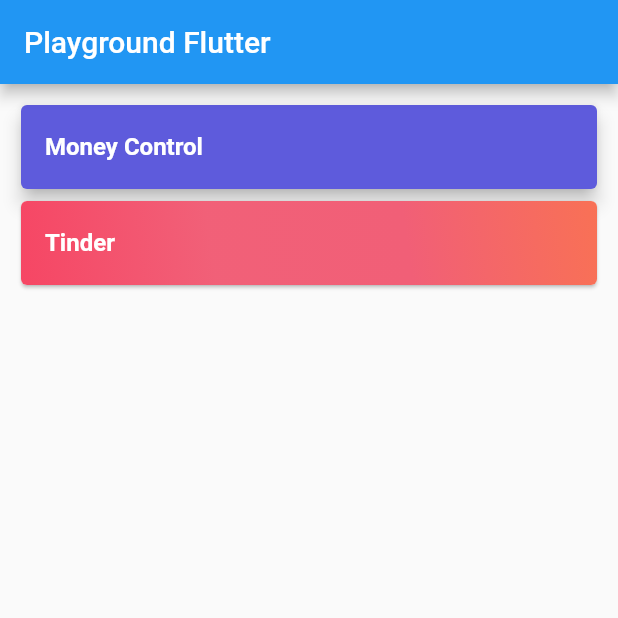
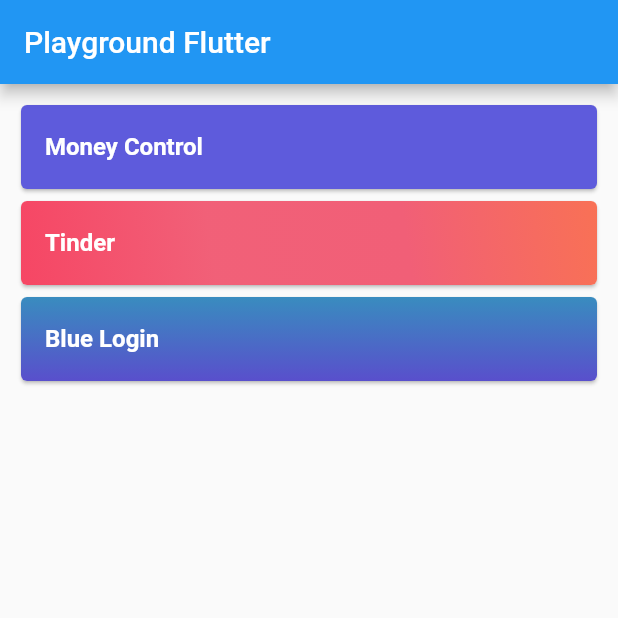
Before and after one commit to nilodornellas/masterclass-flutter, a Flutter app: the screen it shows after launch, on a phone screen of 412 x 824 dp, the top half of it. Run offline on Flutter 3.47's test engine with Material 2 defaults, Android fonts, the phone set to English and light mode, and no system bars; our stand-ins replace flutter_svg.

Commit message:
Estrutura arrumada

```diff
--- a/lib/home_page.dart
+++ /dev/null
@@ -1,63 +0,0 @@
-import 'package:flutter/material.dart';
-import 'package:flutter_playground/money_control.dart';
-import 'package:flutter_playground/tinder.dart';
-
-class HomePage extends StatelessWidget {
-  const HomePage({Key? key}) : super(key: key);
-  final LinearGradient gradient = const LinearGradient(
-    begin: Alignment.topRight,
-    end: Alignment.bottomLeft,
-    colors: [
-      Color.fromARGB(240, 248, 104, 75),
-      Color.fromARGB(255, 241, 95, 119),
-      Color.fromARGB(253, 241, 95, 119),
-      Color.fromARGB(255, 246, 70, 100),
-    ],
-  );
-
-  @override
-  Widget build(BuildContext context) {
-    return Scaffold(
-      appBar: AppBar(
-        title: const Text('Playground Flutter'),
-      ),
-      body: Padding(
-        padding: const EdgeInsets.all(10.0),
-        child: ListView(
-          children: [
-            Card(
-              color: const Color(0xFF5e5bdc),
-              elevation: 5,
-              child: ListTile(
-                title: const Text(
-                  'Money Control',
-                  style: TextStyle(
-                      color: Colors.white, fontWeight: FontWeight.bold),
-                ),
-                onTap: () => Navigator.of(context).push(
-                  MaterialPageRoute(builder: (context) => const MoneyControl()),
-                ),
-              ),
-            ),
-            Card(
-              child: Container(
-                decoration: BoxDecoration(
-                    gradient: gradient, borderRadius: BorderRadius.circular(4)),
-                child: ListTile(
-                  title: const Text(
-                    'Tinder',
-                    style: TextStyle(
-                        color: Colors.white, fontWeight: FontWeight.bold),
-                  ),
-                  onTap: () => Navigator.of(context).push(
-                    MaterialPageRoute(builder: (context) => const Tinder()),
-                  ),
-                ),
-              ),
-            ),
-          ],
-        ),
-      ),
-    );
-  }
-}
--- a/lib/main.dart
+++ b/lib/main.dart
@@ -1,5 +1,8 @@
 import 'package:flutter/material.dart';
-import 'package:flutter_playground/home_page.dart';
+import 'package:flutter_playground/pages/home_page.dart';
+import 'package:flutter_playground/pages/login.dart';
+import 'package:flutter_playground/pages/money_control.dart';
+import 'package:flutter_playground/pages/tinder.dart';
 
 void main() {
   runApp(const MyApp());
@@ -17,6 +20,11 @@ class MyApp extends StatelessWidget {
       ),
       debugShowCheckedModeBanner: false,
       home: const HomePage(),
+      routes: {
+        '/moneyControl': (context) => const MoneyControl(),
+        '/tinder': (context) => const Tinder(),
+        '/login': (context) => const Login(),
+      },
     );
   }
 }
--- /dev/null
+++ b/lib/pages/home_page.dart
@@ -0,0 +1,84 @@
+import 'package:flutter/material.dart';
+import 'package:flutter_playground/pages/money_control.dart';
+import 'package:flutter_playground/pages/tinder.dart';
+
+class HomePage extends StatelessWidget {
+  const HomePage({Key? key}) : super(key: key);
+
+  final gradientTidner = const LinearGradient(
+    begin: Alignment.topRight,
+    end: Alignment.bottomLeft,
+    colors: [
+      Color.fromARGB(240, 248, 104, 75),
+      Color.fromARGB(255, 241, 95, 119),
+      Color.fromARGB(253, 241, 95, 119),
+      Color.fromARGB(255, 246, 70, 100),
+    ],
+  );
+
+  final gradientLogin = const LinearGradient(
+    begin: Alignment.bottomCenter,
+    end: Alignment.topCenter,
+    colors: [
+      Color(0xff594FCC),
+      Color(0xff398CBF),
+    ],
+  );
+
+  @override
+  Widget build(BuildContext context) {
+    return Scaffold(
+      appBar: AppBar(
+        title: const Text('Playground Flutter'),
+      ),
+      body: Padding(
+        padding: const EdgeInsets.all(10.0),
+        child: ListView(
+          children: [
+            _cardPage(
+              'Money Control',
+              '/moneyControl',
+              context,
+              color: const Color(0xFF5e5bdc),
+            ),
+            _cardPage(
+              'Tinder',
+              '/tinder',
+              context,
+              gradient: gradientTidner,
+            ),
+            _cardPage(
+              'Blue Login',
+              '/login',
+              context,
+              gradient: gradientLogin,
+            ),
+          ],
+        ),
+      ),
+    );
+  }
+
+  Widget _cardPage(String title, String route, context,
+      {Gradient? gradient, Color? color}) {
+    return Card(
+      color: color,
+      child: Container(
+        decoration: BoxDecoration(
+          gradient: gradient,
+          borderRadius: BorderRadius.circular(4),
+        ),
+        child: ListTile(
+          title: Text(
+            title,
+            style: const TextStyle(
+              color: Colors.white,
+              fontWeight: FontWeight.bold,
+            ),
+          ),
+          onTap: () => Navigator.of(context).pushNamed(route),
+        ),
+      ),
+    );
+  }
+}
--- /dev/null
+++ b/lib/pages/login.dart
@@ -0,0 +1,20 @@
+import 'package:flutter/material.dart';
+
+class Login extends StatelessWidget {
+  const Login({Key? key}) : super(key: key);
+
+  @override
+  Widget build(BuildContext context) {
+    return Material(
+      child: Stack(
+        children: [
+          Column(
+            children: [
+              Container(),
+            ],
+          ),
+        ],
+      ),
+    );
+  }
+}
```
Also changed, not shown: lib/pages/money_control.dart (renamed from lib/money_control.dart), lib/pages/tinder.dart (renamed from lib/tinder.dart).
